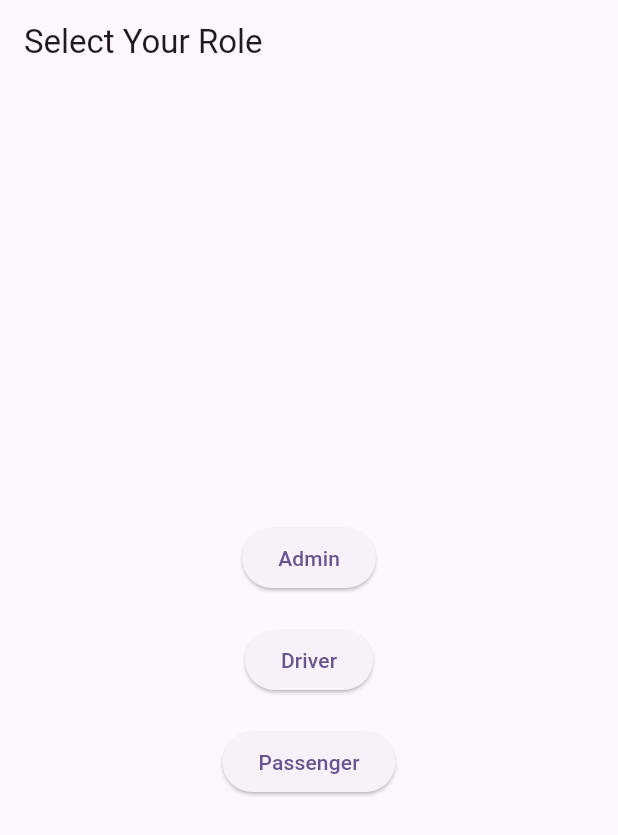
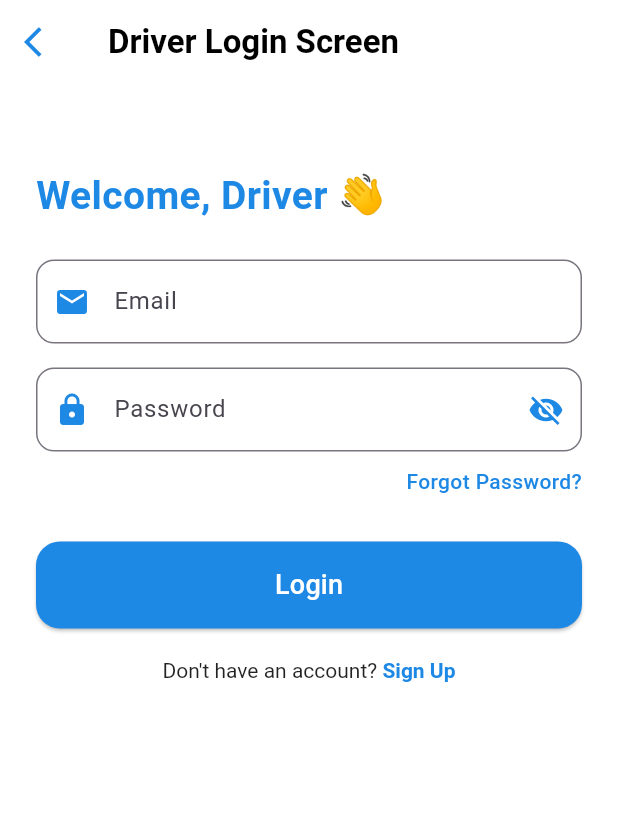
Before and after one commit to donymashup/smartroutes, a Flutter app: the RoleSelectionPage screen opened directly, after a tap on "Admin", on a phone screen of 412 x 824 dp. Shown: the top 835 px of the screen. Run offline on Flutter 3.47's test engine with Material 3 defaults, Android fonts, the phone set to English and light mode, and no system bars.

Commit message:
ui_firstpage_commits

```diff
--- /dev/null
+++ b/lib/driverlogin.dart
@@ -0,0 +1,163 @@
+import 'package:flutter/material.dart';
+
+class DriverLoginPage extends StatefulWidget {
+  @override
+  _DriverLoginPageState createState() => _DriverLoginPageState();
+}
+
+class _DriverLoginPageState extends State<DriverLoginPage> {
+  final _emailController = TextEditingController();
+  final _passwordController = TextEditingController();
+  final Color primaryBlue = Color(0xFF1E88E5);
+
+  bool _obscurePassword = true;
+
+  @override
+  Widget build(BuildContext context) {
+    return Scaffold(
+      backgroundColor: Colors.white,
+      appBar: AppBar(
+        backgroundColor: Colors.white,
+        elevation: 0,
+        title: Text(
+          'Driver Login Screen',
+          style: TextStyle(
+            color: Colors.black,
+            fontWeight: FontWeight.w600,
+          ),
+        ),
+        iconTheme: IconThemeData(color: primaryBlue),
+        leading: IconButton(
+          icon: Icon(Icons.arrow_back_ios, color: primaryBlue),
+          onPressed: () {
+            Navigator.of(context).pop();
+          },
+        ),
+      ),
+      body: Padding(
+        padding: const EdgeInsets.all(24.0),
+        child: Column(
+          crossAxisAlignment: CrossAxisAlignment.start,
+          children: [
+            SizedBox(height: 32),
+            Text(
+              'Welcome, Driver 👋',
+              style: TextStyle(
+                fontSize: 26,
+                fontWeight: FontWeight.bold,
+                color: primaryBlue,
+              ),
+            ),
+            SizedBox(height: 24),
+
+            // Email Field
+            TextField(
+              controller: _emailController,
+              decoration: InputDecoration(
+                labelText: 'Email',
+                prefixIcon: Icon(Icons.email, color: primaryBlue),
+                border: OutlineInputBorder(
+                  borderRadius: BorderRadius.circular(12),
+                ),
+              ),
+              keyboardType: TextInputType.emailAddress,
+            ),
+            SizedBox(height: 16),
+
+            // Password Field
+            TextField(
+              controller: _passwordController,
+              obscureText: _obscurePassword,
+              decoration: InputDecoration(
+                labelText: 'Password',
+                prefixIcon: Icon(Icons.lock, color: primaryBlue),
+                suffixIcon: IconButton(
+                  icon: Icon(
+                    _obscurePassword ? Icons.visibility_off : Icons.visibility,
+                    color: primaryBlue,
+                  ),
+                  onPressed: () {
+                    setState(() {
+                      _obscurePassword = !_obscurePassword;
+                    });
+                  },
+                ),
+                border: OutlineInputBorder(
+                  borderRadius: BorderRadius.circular(12),
+                ),
+              ),
+            ),
+            SizedBox(height: 10),
+
+            // Forgot Password
+            Align(
+              alignment: Alignment.centerRight,
+              child: GestureDetector(
+                onTap: () {
+                  print("Forgot password tapped");
+                },
+                child: Text(
+                  'Forgot Password?',
+                  style: TextStyle(
+                    color: primaryBlue,
+                    fontWeight: FontWeight.w500,
+                  ),
+                ),
+              ),
+            ),
+            SizedBox(height: 30),
+
+            // Login Button
+            SizedBox(
+              width: double.infinity,
+              child: ElevatedButton(
+                onPressed: () {
+                  print('Logging in as Driver');
+                },
+                style: ElevatedButton.styleFrom(
+                  backgroundColor: primaryBlue,
+                  padding: EdgeInsets.symmetric(vertical: 16),
+                  shape: RoundedRectangleBorder(
+                    borderRadius: BorderRadius.circular(16),
+                  ),
+                ),
+                child: Text(
+                  'Login',
+                  style: TextStyle(fontSize: 18, color: Colors.white),
+                ),
+              ),
+            ),
+            SizedBox(height: 20),
+
+            // Sign Up prompt
+            Center(
+              child: GestureDetector(
+                onTap: () {
+                  // Navigator.push(
+                  //   context,
+                  //   MaterialPageRoute(builder: (context) => RegistrationScreen()),
+                  // );
+                },
+                child: RichText(
+                  text: TextSpan(
+                    text: "Don't have an account? ",
+                    style: TextStyle(color: Colors.black87),
+                    children: [
+                      TextSpan(
+                        text: "Sign Up",
+                        style: TextStyle(
+                          color: primaryBlue,
+                          fontWeight: FontWeight.bold,
+                        ),
+                      ),
+                    ],
+                  ),
+                ),
+              ),
+            ),
+          ],
+        ),
+      ),
+    );
+  }
+}
--- a/lib/main.dart
+++ b/lib/main.dart
@@ -1,4 +1,5 @@
 import 'package:flutter/material.dart';
+import 'package:smart_routes/role_selection.dart';
 
 void main() {
   runApp(const MyApp());
@@ -12,26 +13,8 @@
   Widget build(BuildContext context) {
     return MaterialApp(
       title: 'Flutter Demo',
-      theme: ThemeData(
-        // This is the theme of your application.
-        //
-        // TRY THIS: Try running your application with "flutter run". You'll see
-        // the application has a purple toolbar. Then, without quitting the app,
-        // try changing the seedColor in the colorScheme below to Colors.green
-        // and then invoke "hot reload" (save your changes or press the "hot
-        // reload" button in a Flutter-supported IDE, or press "r" if you used
-        // the command line to start the app).
-        //
-        // Notice that the counter didn't reset back to zero; the application
-        // state is not lost during the reload. To reset the state, use hot
-        // restart instead.
-        //
-        // This works for code too, not just values: Most code changes can be
-        // tested with just a hot reload.
-        colorScheme: ColorScheme.fromSeed(seedColor: Colors.deepPurple),
-        useMaterial3: true,
-      ),
-      home: const MyHomePage(title: 'Flutter Demo Home Page'),
+      theme: ThemeData(),
+      home: RoleSelectionPage(),
     );
   }
 }
--- a/lib/role_selection.dart
+++ b/lib/role_selection.dart
@@ -1,35 +1,124 @@
 import 'package:flutter/material.dart';
+import 'package:smart_routes/driverlogin.dart'; // Make sure this file exists
 
 class RoleSelectionPage extends StatelessWidget {
+  final Color primaryBlue = Color(0xFF1E88E5); // Modern blue
+
   @override
   Widget build(BuildContext context) {
     return Scaffold(
+      backgroundColor: Colors.white,
       appBar: AppBar(
-        title: Text('Select Your Role'),
+        backgroundColor: Colors.white,
+        elevation: 0,
       ),
-      body: Center(
+      body: SingleChildScrollView(
+        child: Center(
+          child: Padding(
+            padding: const EdgeInsets.symmetric(horizontal: 24.0, vertical: 24),
             child: Column(
-          mainAxisAlignment: MainAxisAlignment.center,
+              mainAxisSize: MainAxisSize.min,
               children: [
-            ElevatedButton(
-              onPressed: () {
-                // Handle Admin button press
-              },
-              child: Text('Admin'),
+                // Logo at top
+                Image.asset(
+                  'assets/busroute.png', // Ensure this image exists in assets
+                  height: 300,
+                ),
+
+                // Title
+                Text(
+                  'SELECT YOUR ROLE',
+                  style: TextStyle(
+                    fontSize: 28,
+                    fontWeight: FontWeight.bold,
+                    letterSpacing: 1.2,
+                    color: primaryBlue,
+                    shadows: [
+                      Shadow(
+                        blurRadius: 4.0,
+                        color: Colors.black12,
+                        offset: Offset(2, 2),
+                      ),
+                    ],
+                  ),
                 ),
                 SizedBox(height: 20),
-            ElevatedButton(
+
+                // Admin Button
+                _buildVerticalButton(
+                  icon: Icons.admin_panel_settings,
+                  label: 'Admin',
+                  color: Colors.deepPurple,
+                  iconColor: Colors.white,
                   onPressed: () {
-                // Handle Driver button press
+                    Navigator.push(
+                      context,
+                      MaterialPageRoute(builder: (context) => DriverLoginPage()),
+                    );
                   },
-              child: Text('Driver'),
                 ),
                 SizedBox(height: 20),
-            ElevatedButton(
+
+                // Driver Button
+                _buildVerticalButton(
+                  icon: Icons.local_shipping,
+                  label: 'Driver',
+                  color: primaryBlue,
+                  iconColor: Colors.white,
                   onPressed: () {
-                // Handle Passenger button press
+                    Navigator.push(
+                      context,
+                      MaterialPageRoute(builder: (context) => DriverLoginPage()),
+                    );
                   },
-              child: Text('Passenger'),
+                ),
+                SizedBox(height: 20),
+
+                // Passenger Button
+                _buildVerticalButton(
+                  icon: Icons.directions_bus,
+                  label: 'Passenger',
+                  color: Colors.teal,
+                  iconColor: Colors.white,
+                  onPressed: () {
+                    // TODO: Navigate to Passenger login screen
+                  },
+                ),
+              ],
+            ),
+          ),
+        ),
+      ),
+    );
+  }
+
+  Widget _buildVerticalButton({
+    required IconData icon,
+    required String label,
+    required Color color,
+    required Color iconColor,
+    required VoidCallback onPressed,
+  }) {
+    return SizedBox(
+      width: double.infinity,
+      child: ElevatedButton(
+        style: ElevatedButton.styleFrom(
+          foregroundColor: Colors.white,
+          backgroundColor: color,
+          padding: EdgeInsets.symmetric(vertical: 16),
+          shape: RoundedRectangleBorder(
+            borderRadius: BorderRadius.circular(16),
+          ),
+          elevation: 4,
+        ),
+        onPressed: onPressed,
+        child: Column(
+          children: [
+            Icon(icon, size: 32, color: iconColor),
+            SizedBox(height: 8),
+            Text(
+              label,
+              style: TextStyle(fontSize: 16),
             ),
           ],
         ),
@@ -40,6 +129,7 @@ class RoleSelectionPage extends StatelessWidget {
 
 void main() {
   runApp(MaterialApp(
+    debugShowCheckedModeBanner: false,
     home: RoleSelectionPage(),
   ));
 }
--- a/pubspec.yaml
+++ b/pubspec.yaml
@@ -58,10 +58,8 @@ flutter:
   uses-material-design: true
 
   # To add assets to your application, add an assets section, like this:
-  # assets:
-  #   - images/a_dot_burr.jpeg
-  #   - images/a_dot_ham.jpeg
-
+  assets:
+    - assets/
   # An image asset can refer to one or more resolution-specific "variants", see
   # https://flutter.dev/to/resolution-aware-images
 
```
Also changed, not shown: assets/busroute.png (added). Lines whose indentation alone changed are shown as unchanged.
